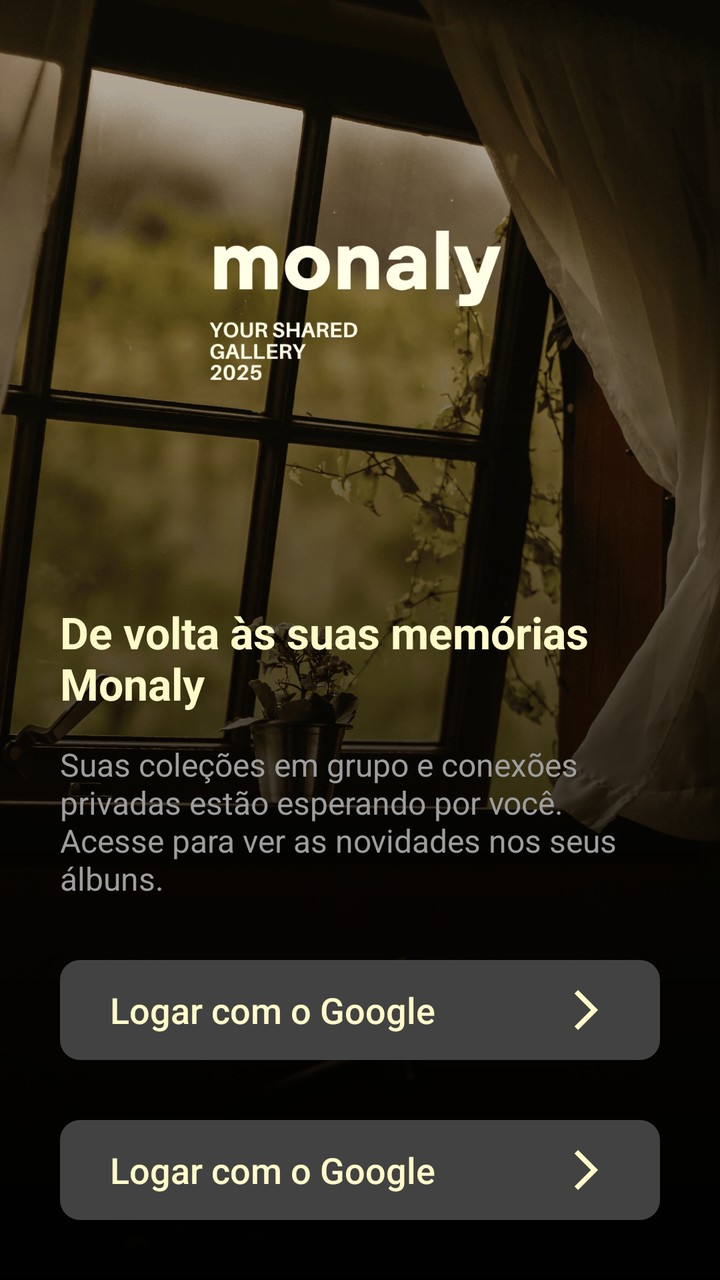
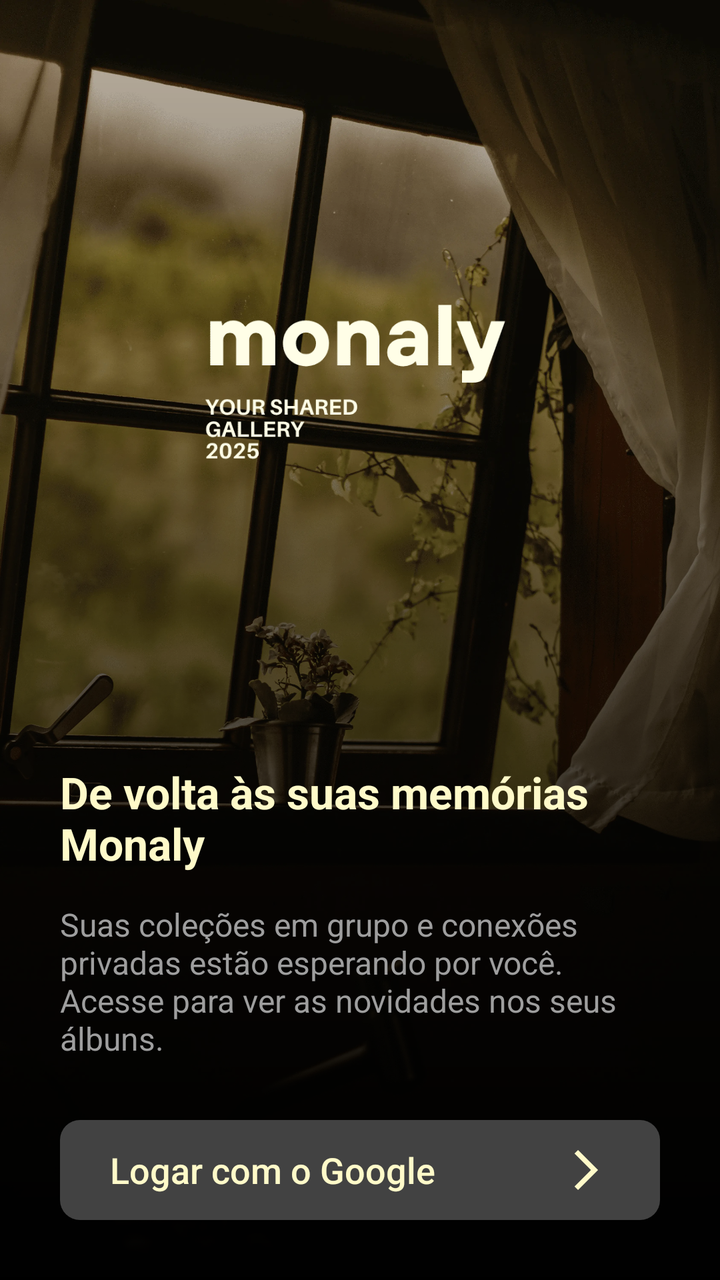

An Android layout rendered at two revisions. The XML below is the earlier revision; the diff shows what the commit changed to produce the second picture.
<!-- AndroidManifest.xml: application theme Theme.Monaly -->
<!-- res/layout/activity_login.xml -->
<?xml version="1.0" encoding="utf-8"?>
<androidx.constraintlayout.widget.ConstraintLayout
    xmlns:android="http://schemas.android.com/apk/res/android"
    xmlns:app="http://schemas.android.com/apk/res-auto"
    xmlns:tools="http://schemas.android.com/tools"
    android:id="@+id/main"
    android:layout_width="match_parent"
    android:layout_height="match_parent"
    tools:context=".ui.activity.LoginActivity"
    android:background="@color/black">

    <ImageView
        android:id="@+id/imageBackgroundLogin"
        android:layout_width="0dp"
        android:layout_height="0dp"
        android:scaleType="centerCrop"
        android:src="@drawable/img_background_login"
        app:layout_constraintBottom_toBottomOf="parent"
        app:layout_constraintEnd_toEndOf="parent"
        app:layout_constraintStart_toStartOf="parent"
        app:layout_constraintTop_toTopOf="parent" />

    <ImageView
        android:id="@+id/imageGradientEffect"
        android:layout_width="0dp"
        android:layout_height="0dp"
        android:src="@drawable/drawable_black_gradient_effect"
        app:layout_constraintBottom_toBottomOf="parent"
        app:layout_constraintEnd_toEndOf="parent"
        app:layout_constraintHorizontal_bias="0.0"
        app:layout_constraintStart_toStartOf="parent"
        app:layout_constraintTop_toTopOf="parent"
        app:layout_constraintVertical_bias="0.0" />

    <androidx.appcompat.widget.AppCompatButton
        android:id="@+id/buttonLoginGoogle"
        android:layout_width="0dp"
        android:layout_height="50dp"
        android:layout_marginStart="30dp"
        android:layout_marginEnd="30dp"
        android:layout_marginBottom="30dp"
        android:background="@drawable/drawable_backgroun_button_gray_dark_10_dp"
        android:drawableRight="@drawable/icon_arrow_right_bage"
        android:gravity="start|center_vertical"
        android:paddingStart="25dp"
        android:paddingEnd="25dp"
        android:text="@string/login_button"
        android:textAllCaps="false"
        android:textColor="@color/bage_neutral"
        android:textSize="18dp"
        app:layout_constraintBottom_toTopOf="@+id/buttonLoginApple"
        app:layout_constraintEnd_toEndOf="parent"
        app:layout_constraintHorizontal_bias="0.0"
        app:layout_constraintStart_toStartOf="parent" />

    <androidx.appcompat.widget.AppCompatButton
        android:id="@+id/buttonLoginApple"
        android:layout_width="0dp"
        android:layout_height="50dp"
        android:layout_marginStart="30dp"
        android:layout_marginEnd="30dp"
        android:layout_marginBottom="30dp"
        android:background="@drawable/drawable_backgroun_button_gray_dark_10_dp"
        android:drawableRight="@drawable/icon_arrow_right_bage"
        android:gravity="start|center_vertical"
        android:paddingStart="25dp"
        android:paddingEnd="25dp"
        android:text="@string/login_button"
        android:textAllCaps="false"
        android:textColor="@color/bage_neutral"
        android:textSize="18dp"
        app:layout_constraintBottom_toBottomOf="parent"
        app:layout_constraintEnd_toEndOf="parent"
        app:layout_constraintStart_toStartOf="parent" />

    <TextView
        android:id="@+id/textTitleLogin"
        android:layout_width="0dp"
        android:layout_height="wrap_content"
        android:layout_marginStart="30dp"
        android:layout_marginEnd="30dp"
        android:layout_marginBottom="15dp"
        android:text="@string/login_title"
        android:textColor="@color/bage_neutral"
        android:textSize="22dp"
        app:layout_constraintBottom_toTopOf="@+id/textDescriptionLogin"
        app:layout_constraintEnd_toEndOf="parent"
        app:layout_constraintStart_toStartOf="parent" />


    <TextView
        android:id="@+id/textDescriptionLogin"
        android:layout_width="0dp"
        android:layout_height="wrap_content"
        android:layout_marginStart="30dp"
        android:layout_marginEnd="30dp"
        android:layout_marginBottom="30dp"
        android:text="@string/login_description"
        app:layout_constraintBottom_toTopOf="@+id/buttonLoginGoogle"
        app:layout_constraintEnd_toEndOf="parent"
        app:layout_constraintStart_toStartOf="parent"
        android:textSize="16dp"
        android:textColor="@color/gray_medium" />

    <ImageView
        android:id="@+id/imageView"
        android:layout_width="281dp"
        android:layout_height="300dp"
        app:layout_constraintBottom_toTopOf="@+id/textTitleLogin"
        app:layout_constraintEnd_toEndOf="parent"
        app:layout_constraintStart_toStartOf="parent"
        app:layout_constraintTop_toTopOf="parent"
        app:layout_constraintVertical_bias="0.481"
        app:srcCompat="@drawable/img_logo_monaly" />


</androidx.constraintlayout.widget.ConstraintLayout>
<!-- resources referenced by this layout -->
<resources>
  <color name="bage_neutral">#FFFAC9</color>
  <color name="black">#000000</color>
  <color name="gray_medium">#9E9E9E</color>
  <!-- drawable drawable_backgroun_button_gray_dark_10_dp (drawable) -->
  <?xml version="1.0" encoding="utf-8"?>
  <shape xmlns:android="http://schemas.android.com/apk/res/android">
  
  
      <corners android:radius="10dp"/>
      <solid android:color="@color/gray_dark"/>
  
  
  </shape>
  <!-- drawable drawable_black_gradient_effect (drawable) -->
  <?xml version="1.0" encoding="utf-8"?>
  <shape xmlns:android="http://schemas.android.com/apk/res/android"
  
      android:shape="rectangle">
  
      <gradient
  
          android:angle="90"
          android:startColor="@color/black"
          android:endColor="#00000000"
          android:type="linear"/>
  
  
  
  </shape>
  <!-- drawable icon_arrow_right_bage (drawable) -->
  <vector xmlns:android="http://schemas.android.com/apk/res/android" android:autoMirrored="true" android:height="24dp" android:tint="#FFFAC9" android:viewportHeight="960" android:viewportWidth="960" android:width="24dp">
        
      <path android:fillColor="@android:color/white" android:pathData="M321,880L250,809L579,480L250,151L321,80L721,480L321,880Z"/>
      
  </vector>
  <!-- drawable img_background_login: webp bitmap (drawable, 669746 bytes) -->
  <!-- drawable img_logo_monaly: png bitmap (drawable, 4661 bytes) -->
  <string name="login_button">Logar com o Google</string>
  <string name="login_description">Suas coleções em grupo e conexões privadas estão esperando por você. Acesse para ver as novidades nos seus álbuns.</string>
  <string name="login_title"><b>De volta às suas memórias Monaly</b></string>
  <style name="Theme.Monaly" parent="Base.Theme.Monaly" />
  <color name="gray_dark">#424242</color>
  <style name="Base.Theme.Monaly" parent="Theme.Material3.DayNight.NoActionBar">
  
  
          
          
  
  
          
          <item name="android:navigationBarColor">@color/black</item>
  
  
      </style>
</resources>

<!-- the commit's change to res/layout/activity_login.xml (unified diff, before → after) -->
@@ -48,29 +48,9 @@
         android:textAllCaps="false"
         android:textColor="@color/bage_neutral"
         android:textSize="18dp"
-        app:layout_constraintBottom_toTopOf="@+id/buttonLoginApple"
+        app:layout_constraintBottom_toBottomOf="@+id/imageBackgroundLogin"
         app:layout_constraintEnd_toEndOf="parent"
         app:layout_constraintHorizontal_bias="0.0"
-        app:layout_constraintStart_toStartOf="parent" />
-
-    <androidx.appcompat.widget.AppCompatButton
-        android:id="@+id/buttonLoginApple"
-        android:layout_width="0dp"
-        android:layout_height="50dp"
-        android:layout_marginStart="30dp"
-        android:layout_marginEnd="30dp"
-        android:layout_marginBottom="30dp"
-        android:background="@drawable/drawable_backgroun_button_gray_dark_10_dp"
-        android:drawableRight="@drawable/icon_arrow_right_bage"
-        android:gravity="start|center_vertical"
-        android:paddingStart="25dp"
-        android:paddingEnd="25dp"
-        android:text="@string/login_button"
-        android:textAllCaps="false"
-        android:textColor="@color/bage_neutral"
-        android:textSize="18dp"
-        app:layout_constraintBottom_toBottomOf="parent"
-        app:layout_constraintEnd_toEndOf="parent"
         app:layout_constraintStart_toStartOf="parent" />
 
     <TextView
@@ -104,8 +84,8 @@
 
     <ImageView
         android:id="@+id/imageView"
-        android:layout_width="281dp"
-        android:layout_height="300dp"
+        android:layout_width="291dp"
+        android:layout_height="289dp"
         app:layout_constraintBottom_toTopOf="@+id/textTitleLogin"
         app:layout_constraintEnd_toEndOf="parent"
         app:layout_constraintStart_toStartOf="parent"
